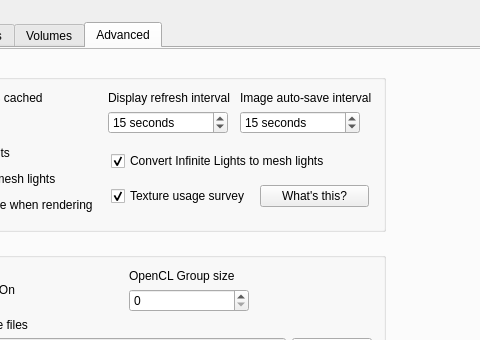
Above: src/gui/uiFiles/realitypanel.ui from Omniflux/reality before the change; both pictures show x 274 to 754 and y 0 to 340 of the 1123 by 748 pixel window. Below: the same form after it.
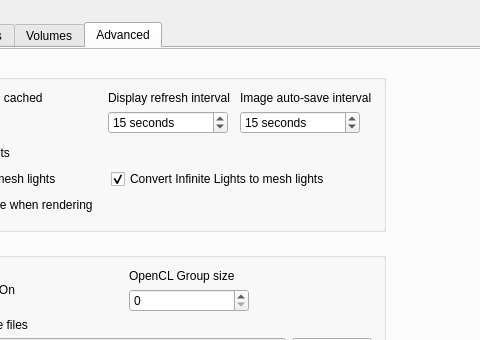
That is the form after the change. The open tabs and pages were chosen to show the change. Icons and pictures are not drawn. Custom widgets are drawn as their Qt base class.

Commit message: Remove registration system and most references to preta3d.com. Switch update check to github releases

Diff of the .ui file:
```diff
--- a/src/gui/uiFiles/realitypanel.ui
+++ b/src/gui/uiFiles/realitypanel.ui
@@ -1516,29 +1516,6 @@
                       </property>
                      </widget>
                     </item>
-                    <item row="1" column="0">
-                     <widget class="QCheckBox" name="chbJoinProductUsageSurvey">
-                      <property name="toolTip">
-                       <string>&lt;html&gt;&lt;head/&gt;&lt;body&gt;To help making Reality able to adapt to your artistic style, the program&lt;br&gt;gathers some information about the textures that you place in the scenes.&lt;br&gt;If this options is enabled the file names of the textures used are sent to&lt;br&gt;the cloud. &lt;br&gt;The information sent is completely anonymous and it helps us make Reality better. Click on the button &lt;br&gt;for more details.&lt;/body&gt;&lt;/html&gt;</string>
-                      </property>
-                      <property name="text">
-                       <string>Texture usage survey </string>
-                      </property>
-                      <property name="checked">
-                       <bool>true</bool>
-                      </property>
-                     </widget>
-                    </item>
-                    <item row="1" column="1">
-                     <widget class="QPushButton" name="btnProductUsage">
-                      <property name="text">
-                       <string>What's this?</string>
-                      </property>
-                      <property name="flat">
-                       <bool>false</bool>
-                      </property>
-                     </widget>
-                    </item>
                    </layout>
                   </widget>
                  </item>
```
The commit also changes 31 other files.
